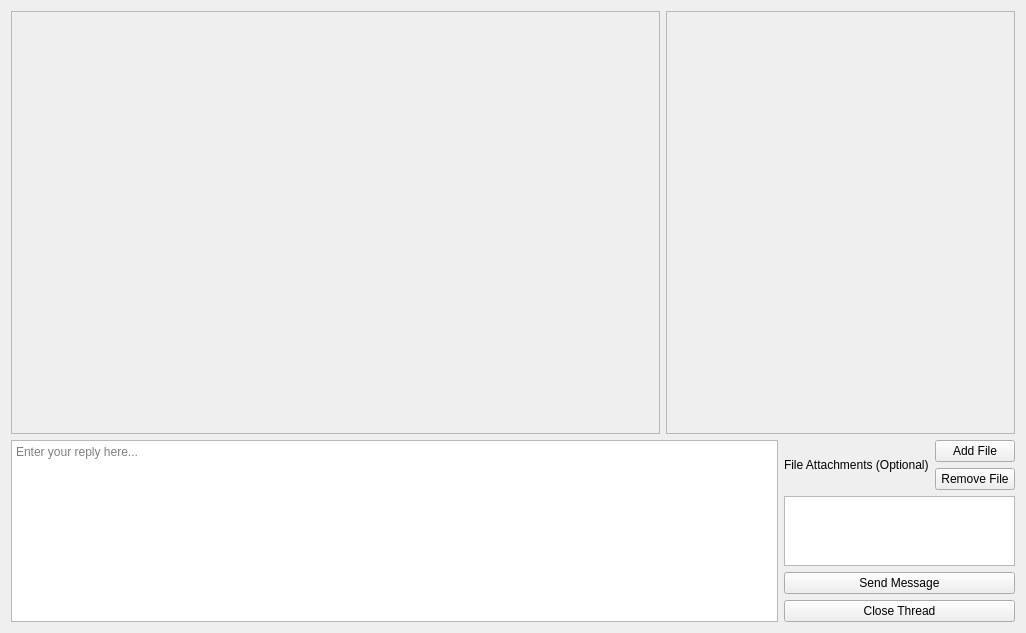
The window that viewthread.ui (PeteCastle/SoftwareDesignCaseStudy) describes before a commit, drawn with Qt 5.
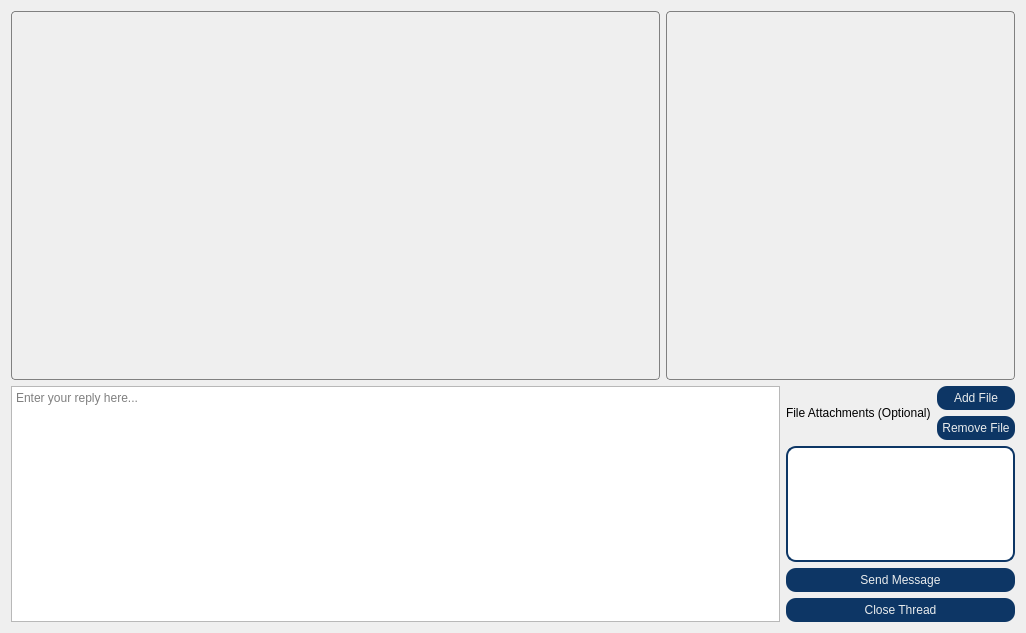
The same window after the commit. Icons and pictures are not drawn. Custom widgets are drawn as their Qt base class.

What changed in the file:
```diff
--- a/viewthread.ui
+++ b/viewthread.ui
@@ -13,6 +13,152 @@
   <property name="windowTitle">
    <string>Form</string>
   </property>
+  <property name="styleSheet">
+   <string notr="true">QDialog{
+background-image: url(:/Icons/ProgramIcons/bg.png);
+}
+
+QScrollArea{
+border: 1px solid gray;
+border-radius: 4px;
+padding:4px 5px 4px 4px;
+}
+
+QLineEdit {
+	font: 9pt &quot;Joan&quot;;
+    border: 2px solid gray;
+    border-radius: 10px;
+	border-color: rgb(13, 54, 101);
+    padding:4px 20px 4px 4px;
+    background: white;
+    selection-background-color: darkgray;
+}
+
+QPushButton{
+font: bold 10pt  &quot;Heebo&quot;;
+background-color: rgb(13, 54, 101);
+color: rgb(233, 236, 237);
+border-radius: 10px;
+padding: 5px;
+}
+QPushButton::hover{
+border-style: inset;
+background-color:rgb(25, 104, 195);
+color: rgb(213, 173, 18);
+
+}
+QPushButton::pressed{
+border: 2px solid rgb(0, 170, 0);
+}
+
+QComboBox{
+	font: 9pt &quot;Joan&quot;;
+    border: 2px solid gray;
+    border-radius: 10px;
+	border-color: rgb(13, 54, 101);
+    padding:4px 20px 4px 4px;
+    background: white;
+    selection-background-color: darkgray;
+}
+QComboBox::drop-down 
+{
+    border: 0px;
+}
+QComboBox::down-arrow{
+   
+	image: url(:/Icons/ProgramIcons/downarrow.png);
+    width: 10px;
+    height: 10px;
+    }
+
+QListView{
+font: 9pt &quot;Joan&quot;;
+    border: 2px solid gray;
+    border-radius: 10px;
+	border-color: rgb(13, 54, 101);
+     padding:4px 20px 4px 4px;
+    background: white;
+    selection-background-color: darkgray;
+}
+
+QRadioButton::indicator::unchecked{ 
+border: 1px solid; 
+border-color: rgb(13, 54, 101);
+border-radius: 9px;
+border-width: 2px;
+background-color: white; 
+width: 15px; 
+height: 15px; 
+}
+
+QRadioButton::indicator::checked{ 
+border-color: rgb(13, 54, 101);
+background-color:  rgb(213, 173, 18);
+border: 1px solid; 
+border-radius: 9px;
+border-width: 2px;
+width: 15px; 
+height: 15px; 
+}
+
+QScrollBar:vertical {
+border: none;
+	background-color: rgb(208, 244, 255);
+width: 14px;
+margin: 15px 0 15px 0;
+border-radius: 7px;
+}
+
+
+/* HANDLE BAR VERTICAL */
+QScrollBar::handle:vertical {
+	background-color: rgb(12, 12, 84);
+min-height: 30px;
+border-radius: 7px;
+}
+QScrollBar::handle:vertical:hover{
+background-color:rgb(28, 114, 206)
+}
+QScrollBar::handle:vertical:pressed {
+	background-color: rgb(8, 32, 59);
+}
+
+
+/* BTN TOP - SCROLLBAR */
+QScrollBar::sub-line:vertical {
+border: none;
+background-color: rgb(213, 173, 18);
+height: 15px;
+border-top-left-radius: 7px;
+border-top-right-radius: 7px;
+subcontrol-position: top;
+subcontrol-origin: margin;
+}
+QScrollBar::sub-line:vertical:hover {
+background-color: rgb(211, 213, 66);
+}
+QScrollBar::sub-line:vertical:pressed {
+	background-color: rgb(139, 111, 12);
+}
+
+
+/* BTN BOTTOM - SCROLLBAR */
+QScrollBar::add-line:vertical {
+border: none;
+background-color: rgb(213, 173, 18);
+height: 15px;
+border-bottom-left-radius: 7px;
+border-bottom-right-radius: 7px;
+subcontrol-position: bottom;
+subcontrol-origin: margin;
+}
+QScrollBar::add-line:vertical:hover {
+background-color: rgb(211, 213, 66);
+}
+QScrollBar::add-line:vertical:pressed {
+background-color: rgb(139, 111, 12);
+}</string>
+  </property>
   <layout class="QVBoxLayout" name="verticalLayout_3" stretch="70,30">
    <item>
     <layout class="QHBoxLayout" name="horizontalLayout" stretch="65,35">
@@ -26,8 +172,8 @@
          <rect>
           <x>0</x>
           <y>0</y>
-          <width>648</width>
-          <height>407</height>
+          <width>638</width>
+          <height>340</height>
          </rect>
         </property>
         <layout class="QVBoxLayout" name="verticalLayout_4"/>
@@ -44,8 +190,8 @@
          <rect>
           <x>0</x>
           <y>0</y>
-          <width>348</width>
-          <height>407</height>
+          <width>338</width>
+          <height>340</height>
          </rect>
         </property>
         <layout class="QVBoxLayout" name="verticalLayout_5"/>
```
